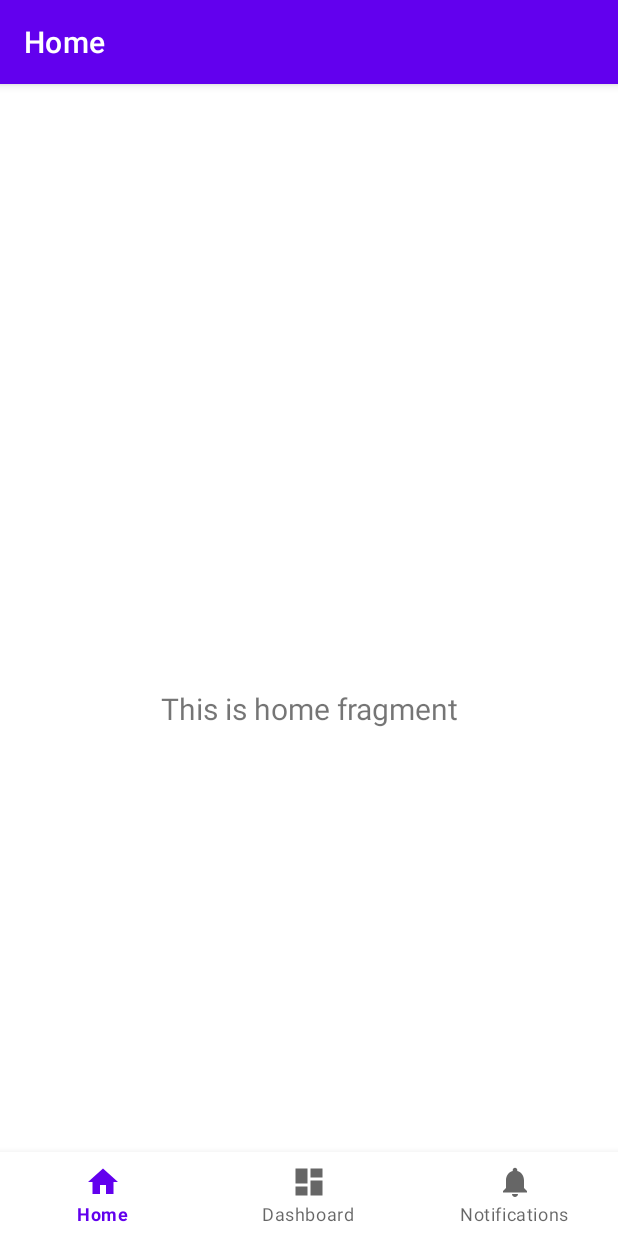
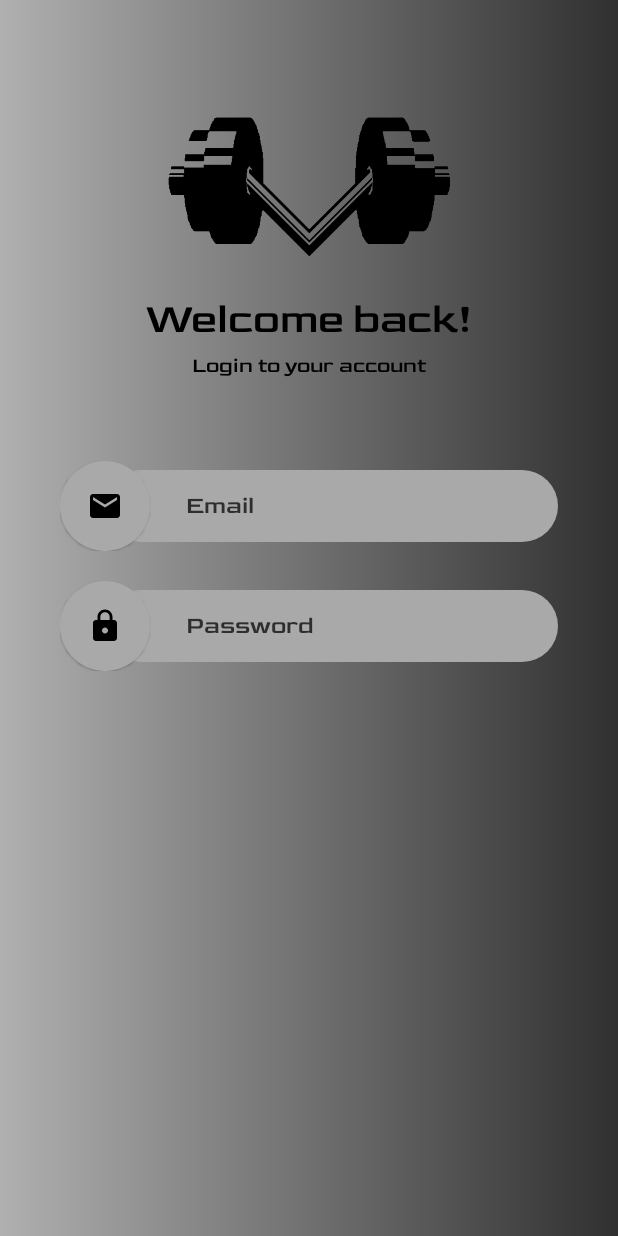
Before and after one commit to Josecp03/Vetra-FitnessApp-TFG, an Android app: the screen it shows after launch (MainActivity before the commit, SignInActivity after it), on a phone screen of 412 x 824 dp. Run offline under Robolectric (Android 15) with nearby library versions, the phone set to English and light mode, and no system bars.

Commit message:
Edit texts sin sombras

```diff
--- a/app/build.gradle.kts
+++ b/app/build.gradle.kts
@@ -43,6 +43,7 @@ dependencies {
     implementation(libs.lifecycle.viewmodel.ktx)
     implementation(libs.navigation.fragment)
     implementation(libs.navigation.ui)
+    implementation(libs.activity)
     testImplementation(libs.junit)
     androidTestImplementation(libs.ext.junit)
     androidTestImplementation(libs.espresso.core)
--- a/app/src/main/AndroidManifest.xml
+++ b/app/src/main/AndroidManifest.xml
@@ -13,15 +13,17 @@
         android:theme="@style/Theme.VetraFitnessAppTFG"
         tools:targetApi="31">
         <activity
-            android:name=".MainActivity"
-            android:exported="true"
-            android:label="@string/app_name">
+            android:name=".view.activities.SignInActivity"
+            android:theme="@style/Theme.MaterialComponents.DayNight.NoActionBar"
+            android:exported="true">
             <intent-filter>
                 <action android:name="android.intent.action.MAIN" />
-
                 <category android:name="android.intent.category.LAUNCHER" />
             </intent-filter>
         </activity>
+        <activity
+            android:name=".MainActivity"
+            android:exported="true" />
     </application>
 
 </manifest>
--- /dev/null
+++ b/app/src/main/java/com/example/vetra_fitnessapp_tfg/view/activities/SignInActivity.java
@@ -0,0 +1,23 @@
+package com.example.vetra_fitnessapp_tfg.view.activities;
+
+import android.os.Bundle;
+
+import androidx.activity.EdgeToEdge;
+import androidx.appcompat.app.AppCompatActivity;
+import androidx.core.graphics.Insets;
+import androidx.core.view.ViewCompat;
+import androidx.core.view.WindowInsetsCompat;
+
+import com.example.vetra_fitnessapp_tfg.R;
+
+public class SignInActivity extends AppCompatActivity {
+
+    @Override
+    protected void onCreate(Bundle savedInstanceState) {
+        super.onCreate(savedInstanceState);
+        setContentView(R.layout.activity_sign_in);
+
+
+
+    }
+}
--- /dev/null
+++ b/app/src/main/res/drawable/baseline_email_24.xml
@@ -0,0 +1,5 @@
+<vector xmlns:android="http://schemas.android.com/apk/res/android" android:height="24dp" android:tint="#000000" android:viewportHeight="24" android:viewportWidth="24" android:width="24dp">
+
+    <path android:fillColor="@android:color/white" android:pathData="M20,4L4,4c-1.1,0 -1.99,0.9 -1.99,2L2,18c0,1.1 0.9,2 2,2h16c1.1,0 2,-0.9 2,-2L22,6c0,-1.1 -0.9,-2 -2,-2zM20,8l-8,5 -8,-5L4,6l8,5 8,-5v2z"/>
+
+</vector>
--- /dev/null
+++ b/app/src/main/res/drawable/baseline_lock_24.xml
@@ -0,0 +1,5 @@
+<vector xmlns:android="http://schemas.android.com/apk/res/android" android:height="24dp" android:tint="#000000" android:viewportHeight="24" android:viewportWidth="24" android:width="24dp">
+
+    <path android:fillColor="@android:color/white" android:pathData="M18,8h-1L17,6c0,-2.76 -2.24,-5 -5,-5S7,3.24 7,6v2L6,8c-1.1,0 -2,0.9 -2,2v10c0,1.1 0.9,2 2,2h12c1.1,0 2,-0.9 2,-2L20,10c0,-1.1 -0.9,-2 -2,-2zM12,17c-1.1,0 -2,-0.9 -2,-2s0.9,-2 2,-2 2,0.9 2,2 -0.9,2 -2,2zM15.1,8L8.9,8L8.9,6c0,-1.71 1.39,-3.1 3.1,-3.1 1.71,0 3.1,1.39 3.1,3.1v2z"/>
+
+</vector>
--- /dev/null
+++ b/app/src/main/res/drawable/circle_background.xml
@@ -0,0 +1,4 @@
+<shape xmlns:android="http://schemas.android.com/apk/res/android"
+    android:shape="oval">
+    <solid android:color="@color/medium_gray" />
+</shape>
--- /dev/null
+++ b/app/src/main/res/drawable/gradient_background.xml
@@ -0,0 +1,10 @@
+<?xml version="1.0" encoding="utf-8"?>
+<shape xmlns:android="http://schemas.android.com/apk/res/android"
+    android:shape="rectangle">
+
+    <gradient
+        android:type="linear"
+        android:startColor="#B0B0B0"
+        android:endColor="#303030"
+        android:angle="0"/>
+</shape>
--- /dev/null
+++ b/app/src/main/res/drawable/rounded_rectangle_background.xml
@@ -0,0 +1,5 @@
+<shape xmlns:android="http://schemas.android.com/apk/res/android"
+    android:shape="rectangle">
+    <solid android:color="@color/medium_gray" />
+    <corners android:radius="30dp" />
+</shape>
--- /dev/null
+++ b/app/src/main/res/layout/activity_sign_in.xml
@@ -0,0 +1,164 @@
+<?xml version="1.0" encoding="utf-8"?>
+<LinearLayout xmlns:android="http://schemas.android.com/apk/res/android"
+    xmlns:app="http://schemas.android.com/apk/res-auto"
+    xmlns:tools="http://schemas.android.com/tools"
+    android:id="@+id/main"
+    android:layout_width="match_parent"
+    android:layout_height="match_parent"
+    android:background="@drawable/gradient_background"
+    android:orientation="vertical"
+    android:textAlignment="center"
+    tools:context=".view.activities.SignInActivity">
+
+    <ImageView
+        android:id="@+id/imageView2"
+        android:layout_width="match_parent"
+        android:layout_height="146dp"
+        android:layout_marginTop="50dp"
+        android:contentDescription="@string/dark_logo_app"
+        android:paddingEnd="8dp"
+        app:srcCompat="@drawable/logo_vetra_black"
+        tools:ignore="RtlSymmetry" />
+
+    <TextView
+        android:id="@+id/textView3"
+        android:layout_width="match_parent"
+        android:layout_height="wrap_content"
+        android:fontFamily="@font/goldman"
+        android:includeFontPadding="false"
+        android:text="@string/welcome_back"
+        android:textAlignment="center"
+        android:textColor="@color/black"
+        android:textSize="28sp" />
+
+    <TextView
+        android:id="@+id/textView"
+        android:layout_width="match_parent"
+        android:layout_height="wrap_content"
+        android:layout_marginTop="5dp"
+        android:layout_marginBottom="45dp"
+        android:fontFamily="@font/goldman"
+        android:includeFontPadding="false"
+        android:text="@string/login_to_your_account"
+        android:textAlignment="center"
+        android:textColor="@color/black"
+        android:textSize="14sp" />
+
+    <!-- EMAIL -->
+    <LinearLayout
+        android:layout_width="match_parent"
+        android:layout_height="wrap_content"
+        android:layout_marginTop="10dp"
+        android:layout_marginBottom="10dp"
+        android:baselineAligned="false"
+        android:gravity="center_vertical"
+        android:orientation="horizontal"
+        android:paddingLeft="40dp"
+        android:paddingRight="40dp">
+
+        <FrameLayout
+            android:id="@+id/circleContainerEmail"
+            android:layout_width="60dp"
+            android:layout_height="60dp"
+            android:background="@drawable/circle_background"
+            android:elevation="1dp">
+
+            <ImageView
+                android:layout_width="wrap_content"
+                android:layout_height="wrap_content"
+                android:layout_gravity="center"
+                android:contentDescription="@string/email_icon"
+                android:src="@drawable/baseline_email_24" />
+        </FrameLayout>
+
+        <FrameLayout
+            android:id="@+id/rectangleContainerEmail"
+            android:layout_width="0dp"
+            android:layout_height="48dp"
+            android:layout_marginStart="-30dp"
+            android:layout_weight="1"
+            android:background="@drawable/rounded_rectangle_background"
+            android:elevation="0dp"
+            android:paddingStart="4dp"
+            tools:ignore="RtlSymmetry">
+
+            <EditText
+                android:id="@+id/editTextEmail"
+                android:layout_width="230dp"
+                android:layout_height="48dp"
+                android:layout_marginStart="50dp"
+                android:autofillHints=""
+                android:background="@android:color/transparent"
+                android:fontFamily="@font/goldman"
+                android:gravity="center_vertical"
+                android:hint="@string/email"
+                android:textColorHint="@color/dark_gray"
+                android:includeFontPadding="false"
+                android:inputType="text"
+                android:textColor="@android:color/black"
+                android:textSize="16sp"
+                tools:ignore="TextFields" />
+        </FrameLayout>
+
+    </LinearLayout>
+
+    <!-- PASSWORD -->
+    <LinearLayout
+        android:layout_width="match_parent"
+        android:layout_height="wrap_content"
+        android:layout_marginTop="10dp"
+        android:layout_marginBottom="10dp"
+        android:baselineAligned="false"
+        android:gravity="center_vertical"
+        android:orientation="horizontal"
+        android:paddingLeft="40dp"
+        android:paddingRight="40dp">
+
+        <FrameLayout
+            android:id="@+id/circleContainerPassword"
+            android:layout_width="60dp"
+            android:layout_height="60dp"
+            android:background="@drawable/circle_background"
+            android:elevation="1dp"
+            tools:ignore="DuplicateIds">
+
+            <ImageView
+                android:layout_width="wrap_content"
+                android:layout_height="wrap_content"
+                android:layout_gravity="center"
+                android:contentDescription="@string/lock_icon"
+                android:src="@drawable/baseline_lock_24" />
+        </FrameLayout>
+
+        <FrameLayout
+            android:id="@+id/rectangleContainerPassword"
+            android:layout_width="0dp"
+            android:layout_height="48dp"
+            android:layout_marginStart="-30dp"
+            android:layout_weight="1"
+            android:background="@drawable/rounded_rectangle_background"
+            android:elevation="0dp"
+            android:paddingStart="4dp"
+            tools:ignore="DuplicateIds,RtlSymmetry">
+
+            <EditText
+                android:id="@+id/editTextPassword"
+                android:layout_width="230dp"
+                android:layout_height="48dp"
+                android:layout_marginStart="50dp"
+                android:autofillHints=""
+                android:background="@android:color/transparent"
+                android:fontFamily="@font/goldman"
+                android:gravity="center_vertical"
+                android:hint="@string/password"
+                android:textColorHint="@color/dark_gray"
+                android:includeFontPadding="false"
+                android:inputType="textPassword"
+                android:textColor="@android:color/black"
+                android:textSize="16sp"
+                tools:ignore="TextFields" />
+        </FrameLayout>
+
+    </LinearLayout>
+
+</LinearLayout>
--- a/app/src/main/res/values/colors.xml
+++ b/app/src/main/res/values/colors.xml
@@ -1,10 +1,19 @@
 <?xml version="1.0" encoding="utf-8"?>
 <resources>
-    <color name="purple_200">#FFBB86FC</color>
-    <color name="purple_500">#FF6200EE</color>
-    <color name="purple_700">#FF3700B3</color>
-    <color name="teal_200">#FF03DAC5</color>
-    <color name="teal_700">#FF018786</color>
+    <color name="purple_200">#BB86FC</color>
+    <color name="purple_500">#6200EE</color>
+    <color name="purple_700">#3700B3</color>
+    <color name="teal_200">#03DAC5</color>
+    <color name="teal_700">#018786</color>Hola
     <color name="black">#FF000000</color>
     <color name="white">#FFFFFFFF</color>
+    <color name="dark_gray">#2E2E2E</color>
+    <color name="almost_black">#1C1C1C</color>
+    <color name="medium_gray">#A9A9A9</color>
+    <color name="red_alert">#F60F0F</color>
+    <color name="green_success">#1BBD40</color>
+    <color name="cyan_bright">#1EDBED</color>
+    <color name="orange_warning">#FFA726</color>
+    <color name="green_light">#66BB6A</color>
+    <color name="blue_accent">#29B6F6</color>
 </resources>
--- a/app/src/main/res/values/strings.xml
+++ b/app/src/main/res/values/strings.xml
@@ -3,4 +3,11 @@
     <string name="title_home">Home</string>
     <string name="title_dashboard">Dashboard</string>
     <string name="title_notifications">Notifications</string>
+    <string name="dark_logo_app">Dark logo app</string>
+    <string name="welcome_back">  Welcome back!</string>
+    <string name="login_to_your_account">Login to your account</string>
+    <string name="email">Email</string>
+    <string name="email_icon">email icon</string>
+    <string name="lock_icon">lock icon</string>
+    <string name="password">Password</string>
 </resources>
--- a/gradle/libs.versions.toml
+++ b/gradle/libs.versions.toml
@@ -10,6 +10,7 @@ lifecycleLivedataKtx = "2.8.7"
 lifecycleViewmodelKtx = "2.8.7"
 navigationFragment = "2.8.9"
 navigationUi = "2.8.9"
+activity = "1.10.1"
 
 [libraries]
 junit = { group = "junit", name = "junit", version.ref = "junit" }
@@ -22,6 +23,7 @@ lifecycle-livedata-ktx = { group = "androidx.lifecycle", name = "lifecycle-lived
 lifecycle-viewmodel-ktx = { group = "androidx.lifecycle", name = "lifecycle-viewmodel-ktx", version.ref = "lifecycleViewmodelKtx" }
 navigation-fragment = { group = "androidx.navigation", name = "navigation-fragment", version.ref = "navigationFragment" }
 navigation-ui = { group = "androidx.navigation", name = "navigation-ui", version.ref = "navigationUi" }
+activity = { group = "androidx.activity", name = "activity", version.ref = "activity" }
 
 [plugins]
 android-application = { id = "com.android.application", version.ref = "agp" }
```
Also changed, not shown: app/src/main/res/drawable/logo_vetra_black.png (added), app/src/main/res/drawable/logo_vetra_white.png (added), app/src/main/res/font/goldman.ttf (added).
